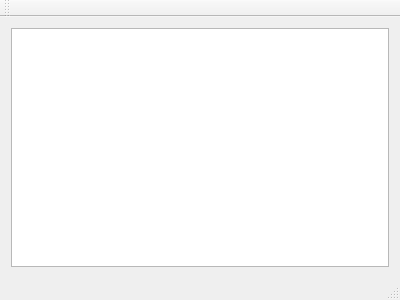
Qt form src/mainwindow.ui (pyprism/Hiren-Clipboard) before a commit.
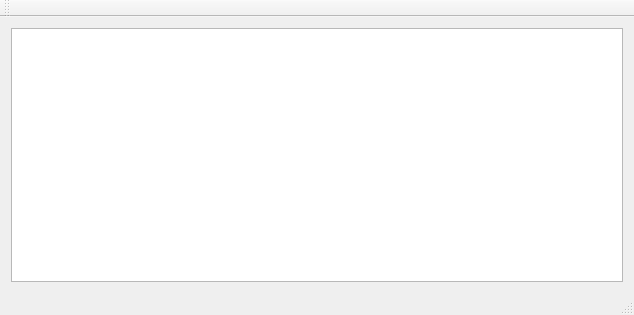
The same form after that commit.

```diff
--- a/src/mainwindow.ui
+++ b/src/mainwindow.ui
@@ -6,8 +6,8 @@
    <rect>
     <x>0</x>
     <y>0</y>
-    <width>400</width>
-    <height>300</height>
+    <width>634</width>
+    <height>315</height>
    </rect>
   </property>
   <property name="windowTitle">
@@ -16,7 +16,7 @@
   <widget class="QWidget" name="centralWidget">
    <layout class="QHBoxLayout" name="horizontalLayout">
     <item>
-     <widget class="QTableView" name="tableView"/>
+     <widget class="QListWidget" name="listWidget"/>
     </item>
    </layout>
   </widget>
```
Left out of the diff: 4 changed lines with no effect on the pictures.
